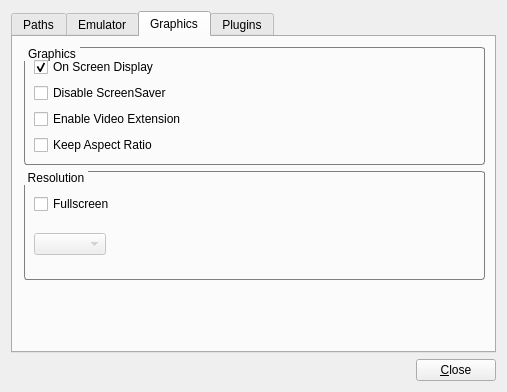
Old version of the form src/m64py/ui/settings.ui in the repository mupen64plus/mupen64plus-ui-python.
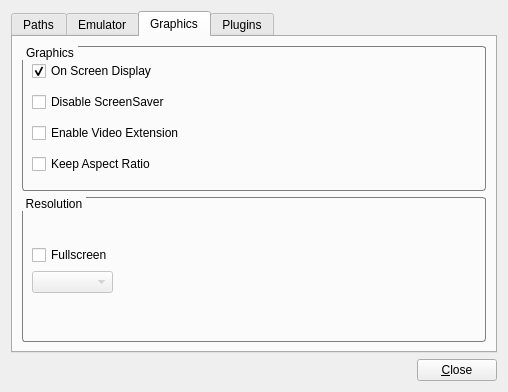
New version of the form. The open tabs and pages were chosen to show the change. Icons and pictures are not drawn.

Commit message: fix layout resizing

Diff of the .ui file:
```diff
--- a/src/m64py/ui/settings.ui
+++ b/src/m64py/ui/settings.ui
@@ -6,38 +6,61 @@
    <rect>
     <x>0</x>
     <y>0</y>
-    <width>507</width>
+    <width>508</width>
     <height>392</height>
    </rect>
   </property>
   <property name="windowTitle">
    <string>Settings</string>
   </property>
-  <layout class="QVBoxLayout" name="verticalLayout_14">
+  <layout class="QGridLayout" name="gridLayout">
+   <item row="1" column="0">
+    <layout class="QHBoxLayout" name="horizontalLayout_2">
    <item>
+      <spacer name="horizontalSpacer">
+       <property name="orientation">
+        <enum>Qt::Horizontal</enum>
+       </property>
+       <property name="sizeHint" stdset="0">
+        <size>
+         <width>368</width>
+         <height>20</height>
+        </size>
+       </property>
+      </spacer>
+     </item>
+     <item>
+      <widget class="QPushButton" name="closeButton">
+       <property name="text">
+        <string>&amp;Close</string>
+       </property>
+      </widget>
+     </item>
+    </layout>
+   </item>
+   <item row="0" column="0">
     <widget class="QTabWidget" name="tabWidget">
      <property name="tabShape">
       <enum>QTabWidget::Rounded</enum>
      </property>
      <property name="currentIndex">
-      <number>1</number>
+      <number>2</number>
      </property>
      <widget class="QWidget" name="tab_1">
       <attribute name="title">
        <string>Paths</string>
       </attribute>
-      <widget class="QWidget" name="layoutWidget">
-       <property name="geometry">
-        <rect>
-         <x>10</x>
-         <y>10</y>
-         <width>451</width>
-         <height>271</height>
-        </rect>
-       </property>
-       <layout class="QVBoxLayout" name="verticalLayout_13">
-        <item>
+      <layout class="QGridLayout" name="gridLayout_3">
+       <item row="0" column="0">
+        <layout class="QGridLayout" name="gridLayout_2">
+         <item row="0" column="0">
          <widget class="QGroupBox" name="groupLibrary">
+           <property name="sizePolicy">
+            <sizepolicy hsizetype="Preferred" vsizetype="Preferred">
+             <horstretch>0</horstretch>
+             <verstretch>0</verstretch>
+            </sizepolicy>
+           </property>
           <property name="autoFillBackground">
            <bool>false</bool>
           </property>
@@ -81,7 +104,7 @@
           </layout>
          </widget>
         </item>
-        <item>
+         <item row="1" column="0">
          <widget class="QGroupBox" name="groupPlugins">
           <property name="autoFillBackground">
            <bool>false</bool>
@@ -126,7 +149,7 @@
           </layout>
          </widget>
         </item>
-        <item>
+         <item row="2" column="0">
          <widget class="QGroupBox" name="groupData">
           <property name="autoFillBackground">
            <bool>false</bool>
@@ -171,7 +194,7 @@
           </layout>
          </widget>
         </item>
-        <item>
+         <item row="3" column="0">
          <widget class="QGroupBox" name="groupROM">
           <property name="autoFillBackground">
            <bool>false</bool>
@@ -217,21 +240,16 @@
          </widget>
         </item>
        </layout>
-      </widget>
+       </item>
+      </layout>
      </widget>
      <widget class="QWidget" name="tab_2">
       <attribute name="title">
        <string>Emulator</string>
       </attribute>
+      <layout class="QGridLayout" name="gridLayout_7">
+       <item row="0" column="0">
       <widget class="QGroupBox" name="groupEmuMode">
-       <property name="geometry">
-        <rect>
-         <x>11</x>
-         <y>11</y>
-         <width>459</width>
-         <height>102</height>
-        </rect>
-       </property>
        <property name="sizePolicy">
         <sizepolicy hsizetype="Preferred" vsizetype="Preferred">
          <horstretch>0</horstretch>
@@ -264,15 +282,9 @@
         <bool>false</bool>
        </property>
       </widget>
+       </item>
+       <item row="1" column="0">
       <widget class="QGroupBox" name="groupEmuMode_2">
-       <property name="geometry">
-        <rect>
-         <x>11</x>
-         <y>119</y>
-         <width>461</width>
-         <height>141</height>
-        </rect>
-       </property>
        <property name="sizePolicy">
         <sizepolicy hsizetype="Preferred" vsizetype="Preferred">
          <horstretch>0</horstretch>
@@ -304,40 +316,36 @@
        <property name="checkable">
         <bool>false</bool>
        </property>
-       <layout class="QVBoxLayout" name="verticalLayout_16">
-        <item>
-         <layout class="QVBoxLayout" name="verticalLayout_10">
-          <item>
+         <layout class="QGridLayout" name="gridLayout_4">
+          <item row="0" column="0" colspan="2">
            <widget class="QCheckBox" name="checkNoCompiledJump">
             <property name="text">
              <string>No Compiled Jump</string>
             </property>
            </widget>
           </item>
-          <item>
+          <item row="1" column="0" colspan="2">
            <widget class="QCheckBox" name="checkDisableExtraMem">
             <property name="text">
              <string>Disable Extra Memory</string>
             </property>
            </widget>
           </item>
-          <item>
+          <item row="2" column="0" colspan="2">
            <widget class="QCheckBox" name="checkDelaySI">
             <property name="text">
              <string>Delay SI</string>
             </property>
            </widget>
           </item>
-          <item>
-           <layout class="QHBoxLayout" name="horizontalLayout_11">
-            <item>
+          <item row="3" column="0">
              <widget class="QSpinBox" name="spinCountPerOp">
               <property name="maximum">
                <number>10</number>
               </property>
              </widget>
             </item>
-            <item>
+          <item row="3" column="1">
              <widget class="QLabel" name="label_5">
               <property name="sizePolicy">
                <sizepolicy hsizetype="Expanding" vsizetype="Preferred">
@@ -348,30 +356,22 @@
               <property name="text">
                <string>cycles per emulated instruction</string>
               </property>
+            <property name="buddy">
+             <cstring>spinCountPerOp</cstring>
+            </property>
              </widget>
             </item>
            </layout>
-          </item>
-         </layout>
-        </item>
-       </layout>
-      </widget>
+        </widget>
+       </item>
+      </layout>
      </widget>
      <widget class="QWidget" name="tab_4">
       <attribute name="title">
        <string>Graphics</string>
       </attribute>
-      <widget class="QWidget" name="layoutWidget">
-       <property name="geometry">
-        <rect>
-         <x>11</x>
-         <y>10</y>
-         <width>461</width>
-         <height>233</height>
-        </rect>
-       </property>
-       <layout class="QVBoxLayout" name="verticalLayout_18">
-        <item>
+      <layout class="QGridLayout" name="gridLayout_8">
+       <item row="0" column="0">
          <widget class="QGroupBox" name="groupGraphics">
           <property name="sizePolicy">
            <sizepolicy hsizetype="Preferred" vsizetype="Preferred">
@@ -404,16 +404,8 @@
           <property name="checkable">
            <bool>false</bool>
           </property>
-          <layout class="QVBoxLayout" name="verticalLayout_15">
-           <property name="spacing">
-            <number>6</number>
-           </property>
-           <item>
-            <layout class="QVBoxLayout" name="verticalLayout_2">
-             <property name="spacing">
-              <number>6</number>
-             </property>
-             <item>
+         <layout class="QGridLayout" name="gridLayout_5">
+          <item row="0" column="0">
               <widget class="QCheckBox" name="checkOSD">
                <property name="text">
                 <string>On Screen Display</string>
@@ -423,7 +415,7 @@
                </property>
               </widget>
              </item>
-             <item>
+          <item row="1" column="0">
               <widget class="QCheckBox" name="checkDisableScreenSaver">
                <property name="toolTip">
                 <string>Disables ScreenSaver when emulator is running</string>
@@ -433,7 +425,7 @@
                </property>
               </widget>
              </item>
-             <item>
+          <item row="2" column="0">
               <widget class="QCheckBox" name="checkEnableVidExt">
                <property name="toolTip">
                 <string>Enable embedding of OpenGL window. This option needs restart.</string>
@@ -446,7 +438,7 @@
                </property>
               </widget>
              </item>
-             <item>
+          <item row="3" column="0">
               <widget class="QCheckBox" name="checkKeepAspect">
                <property name="toolTip">
                 <string>Maintain aspect-ratio on resizing</string>
@@ -457,11 +449,9 @@
               </widget>
              </item>
             </layout>
-           </item>
-          </layout>
-         </widget>
-        </item>
-        <item>
+        </widget>
+       </item>
+       <item row="1" column="0">
          <widget class="QGroupBox" name="groupResolution">
           <property name="sizePolicy">
            <sizepolicy hsizetype="Preferred" vsizetype="Preferred">
@@ -494,8 +484,10 @@
           <property name="checkable">
            <bool>false</bool>
           </property>
-          <layout class="QVBoxLayout" name="verticalLayout_11">
-           <item>
+         <layout class="QGridLayout" name="gridLayout_10">
+          <item row="0" column="0">
+           <layout class="QGridLayout" name="gridLayout_6">
+            <item row="0" column="0">
             <widget class="QCheckBox" name="checkFullscreen">
              <property name="toolTip">
               <string>Fullscreen, used only when video extension is disabled</string>
@@ -508,9 +500,7 @@
              </property>
             </widget>
            </item>
-           <item>
-            <layout class="QHBoxLayout" name="horizontalLayout_10">
-             <item>
+            <item row="1" column="0">
               <widget class="QComboBox" name="comboResolution">
                <property name="enabled">
                 <bool>false</bool>
@@ -526,14 +516,14 @@
                </property>
               </widget>
              </item>
-             <item>
+            <item row="1" column="1">
               <spacer name="horizontalSpacer_2">
                <property name="orientation">
                 <enum>Qt::Horizontal</enum>
                </property>
                <property name="sizeHint" stdset="0">
                 <size>
-                 <width>40</width>
+                <width>361</width>
                  <height>20</height>
                 </size>
                </property>
@@ -545,23 +535,13 @@
          </widget>
         </item>
        </layout>
-      </widget>
      </widget>
      <widget class="QWidget" name="tab_3">
       <attribute name="title">
        <string>Plugins</string>
       </attribute>
-      <widget class="QWidget" name="layoutWidget">
-       <property name="geometry">
-        <rect>
-         <x>10</x>
-         <y>10</y>
-         <width>461</width>
-         <height>271</height>
-        </rect>
-       </property>
-       <layout class="QVBoxLayout" name="verticalLayout_12">
-        <item>
+      <layout class="QGridLayout" name="gridLayout_9">
+       <item row="0" column="0">
          <widget class="QGroupBox" name="groupVideo">
           <property name="autoFillBackground">
            <bool>false</bool>
@@ -626,7 +606,7 @@
           </layout>
          </widget>
         </item>
-        <item>
+       <item row="1" column="0">
          <widget class="QGroupBox" name="groupAudio">
           <property name="autoFillBackground">
            <bool>false</bool>
@@ -691,7 +671,7 @@
           </layout>
          </widget>
         </item>
-        <item>
+       <item row="2" column="0">
          <widget class="QGroupBox" name="groupInput">
           <property name="autoFillBackground">
            <bool>false</bool>
@@ -756,7 +736,7 @@
           </layout>
          </widget>
         </item>
-        <item>
+       <item row="3" column="0">
          <widget class="QGroupBox" name="groupRSP">
           <property name="autoFillBackground">
            <bool>false</bool>
@@ -824,31 +804,6 @@
        </layout>
       </widget>
      </widget>
-    </widget>
-   </item>
-   <item>
-    <layout class="QHBoxLayout" name="horizontalLayout_2">
-     <item>
-      <spacer name="horizontalSpacer">
-       <property name="orientation">
-        <enum>Qt::Horizontal</enum>
-       </property>
-       <property name="sizeHint" stdset="0">
-        <size>
-         <width>368</width>
-         <height>20</height>
-        </size>
-       </property>
-      </spacer>
-     </item>
-     <item>
-      <widget class="QPushButton" name="closeButton">
-       <property name="text">
-        <string>&amp;Close</string>
-       </property>
-      </widget>
-     </item>
-    </layout>
    </item>
   </layout>
  </widget>
```
Lines whose indentation alone changed are shown as unchanged. The commit also changes 2 other files.
